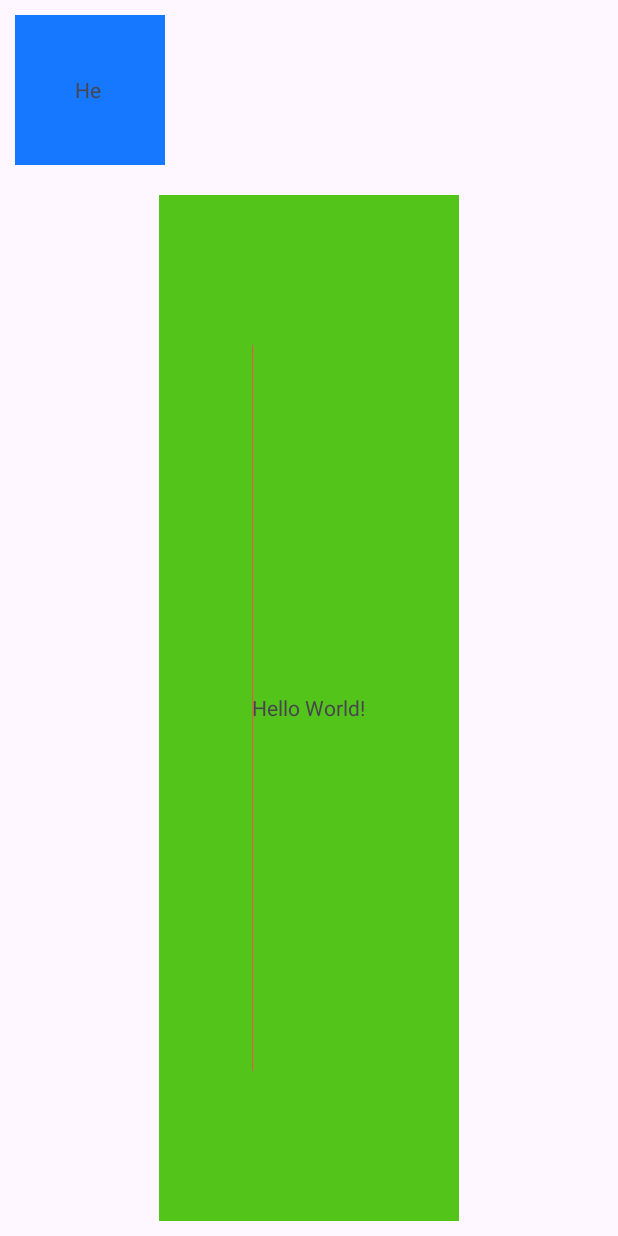
After one commit to TheFirework/BasicViewApp, an Android app: the layout linear_layout_test.xml on its own in the app's theme, with its tools: preview values and no code run, on a phone screen of 412 x 824 dp. The commit adds this screen. Run offline under Robolectric (Android 15) with nearby library versions, the phone set to English and light mode, and no system bars.

```diff
--- /dev/null
+++ b/app/src/main/res/layout/linear_layout_test.xml
@@ -0,0 +1,44 @@
+<?xml version="1.0" encoding="utf-8"?>
+<LinearLayout xmlns:android="http://schemas.android.com/apk/res/android"
+    android:id="@+id/main"
+    android:layout_width="match_parent"
+    android:layout_height="match_parent"
+    android:layout_margin="10dp"
+    android:layout_weight="1"
+    android:gravity="center"
+    android:orientation="vertical">
+
+    <LinearLayout
+        android:layout_width="100dp"
+        android:layout_height="100dp"
+        android:layout_gravity="top"
+        android:background="@color/colorPrimary"
+        android:padding="40dp">
+
+        <TextView
+            android:layout_width="wrap_content"
+            android:layout_height="wrap_content"
+            android:text="Hello World!" />
+    </LinearLayout>
+
+
+    <LinearLayout
+        android:layout_width="200dp"
+        android:layout_height="0dp"
+        android:layout_marginTop="20dp"
+        android:showDividers="beginning"
+        android:layout_weight="1"
+        android:background="@color/colorSuccess"
+
+        android:divider="@color/colorError"
+        android:dividerPadding="100dp"
+        android:gravity="center">
+
+        <TextView
+            android:layout_width="wrap_content"
+            android:layout_height="wrap_content"
+            android:text="Hello World!" />
+
+    </LinearLayout>
+
+</LinearLayout>
--- a/app/src/main/res/values/colors.xml
+++ b/app/src/main/res/values/colors.xml
@@ -2,4 +2,9 @@
 <resources>
     <color name="black">#FF000000</color>
     <color name="white">#FFFFFFFF</color>
+    <color name="colorPrimary">#1677ff</color>
+    <color name="colorSuccess">#52c41a</color>
+    <color name="colorInfo">#d9d9d9</color>
+    <color name="colorWarning">#faad14</color>
+    <color name="colorError">#ff4d4f</color>
 </resources>
```
